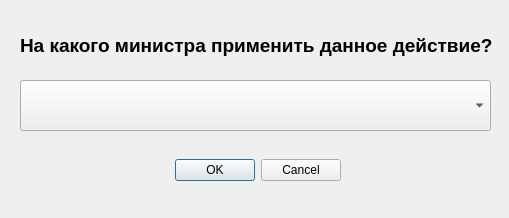
First picture: the form in dialogs/pickthemin.ui, repository vladyan18/MagaGame, before the edit.
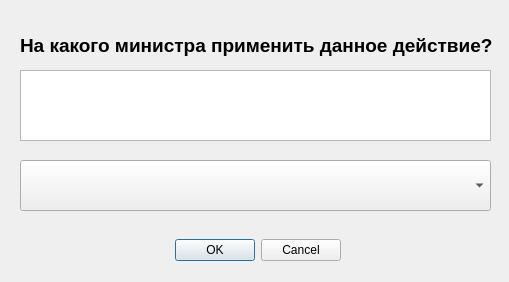
Second picture: the form after the edit.

Diff of the .ui file:
```diff
--- a/dialogs/pickthemin.ui
+++ b/dialogs/pickthemin.ui
@@ -10,7 +10,7 @@
     <x>0</x>
     <y>0</y>
     <width>509</width>
-    <height>218</height>
+    <height>282</height>
    </rect>
   </property>
   <property name="windowTitle">
@@ -40,7 +40,7 @@
    <property name="geometry">
     <rect>
      <x>20</x>
-     <y>80</y>
+     <y>160</y>
      <width>471</width>
      <height>51</height>
     </rect>
@@ -57,7 +57,7 @@
    <property name="geometry">
     <rect>
      <x>160</x>
-     <y>150</y>
+     <y>230</y>
      <width>181</width>
      <height>41</height>
     </rect>
@@ -72,6 +72,16 @@
     <set>QDialogButtonBox::Cancel|QDialogButtonBox::Ok</set>
    </property>
   </widget>
+  <widget class="QListWidget" name="listWidget">
+   <property name="geometry">
+    <rect>
+     <x>20</x>
+     <y>70</y>
+     <width>471</width>
+     <height>71</height>
+    </rect>
+   </property>
+  </widget>
  </widget>
  <resources/>
  <connections/>
```
